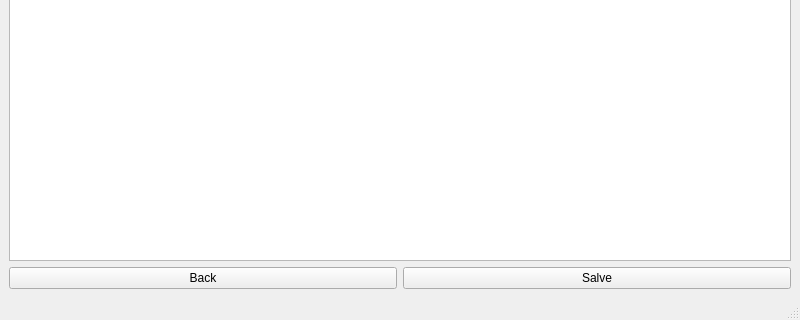
Tutzjwlee/ProductManager, file SavingProductWindow.ui: the form before one commit; both pictures show x 0 to 800 and y 280 to 600 of the 800 by 600 pixel window.
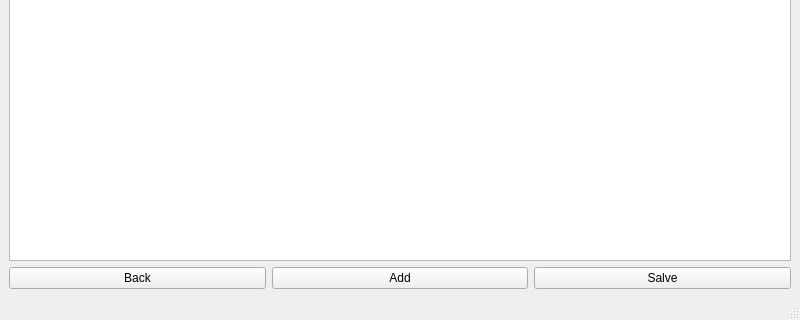
The form after the commit.

```diff
--- a/SavingProductWindow.ui
+++ b/SavingProductWindow.ui
@@ -1,7 +1,7 @@
 <?xml version="1.0" encoding="UTF-8"?>
 <ui version="4.0">
- <class>MainWindow</class>
- <widget class="QMainWindow" name="MainWindow">
+ <class>SaveWindow</class>
+ <widget class="QMainWindow" name="SaveWindow">
   <property name="geometry">
    <rect>
     <x>0</x>
@@ -15,21 +15,21 @@
   </property>
   <widget class="QWidget" name="centralwidget">
    <layout class="QGridLayout" name="gridLayout">
-    <item row="1" column="1">
-     <widget class="QPushButton" name="pushButton_2">
+    <item row="1" column="2">
+     <widget class="QPushButton" name="salveButton">
       <property name="text">
        <string>Salve</string>
       </property>
      </widget>
     </item>
     <item row="1" column="0">
-     <widget class="QPushButton" name="pushButton">
+     <widget class="QPushButton" name="backButton">
       <property name="text">
        <string>Back</string>
       </property>
      </widget>
     </item>
-    <item row="0" column="0" colspan="2">
+    <item row="0" column="0" colspan="3">
      <widget class="QTableWidget" name="tableWidget">
       <column>
        <property name="text">
@@ -63,6 +63,13 @@
       </column>
      </widget>
     </item>
+    <item row="1" column="1">
+     <widget class="QPushButton" name="addButton">
+      <property name="text">
+       <string>Add</string>
+      </property>
+     </widget>
+    </item>
    </layout>
   </widget>
   <widget class="QMenuBar" name="menubar">
```
